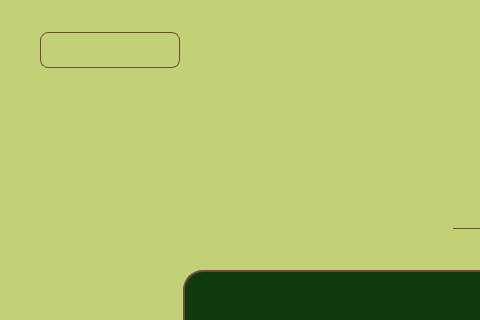
Qt form senyasabi/lessons/alphabet_menu.ui (Richalene/Senyasabi_V1) before a commit; both pictures show x 0 to 480 and y 0 to 320 of the 1306 by 753 pixel window.
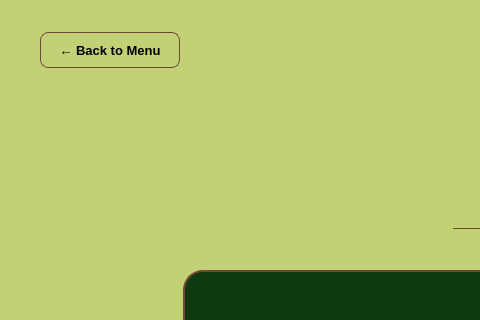
The same form after that commit.

```diff
--- a/senyasabi/lessons/alphabet_menu.ui
+++ b/senyasabi/lessons/alphabet_menu.ui
@@ -114,6 +114,9 @@
      <height>36</height>
     </rect>
    </property>
+   <property name="styleSheet">
+    <string notr="true">color: rgb(0, 0, 0);</string>
+   </property>
    <property name="text">
     <string>← Back to Menu</string>
    </property>
```
